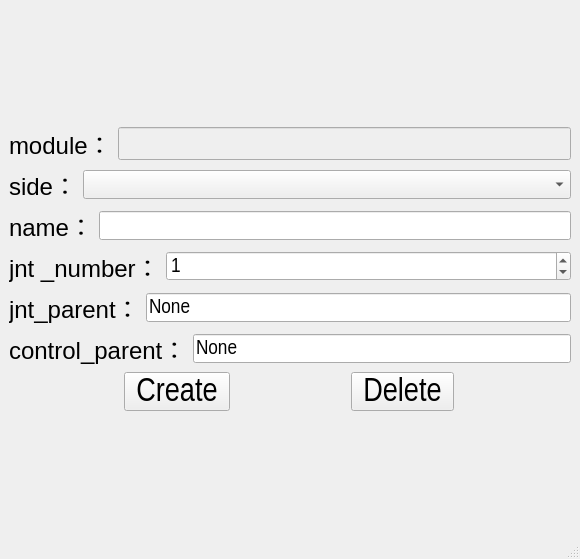
MuZiMuZi/muziToolset, file bind/ui/setup/base_ui.ui: the form before one commit.
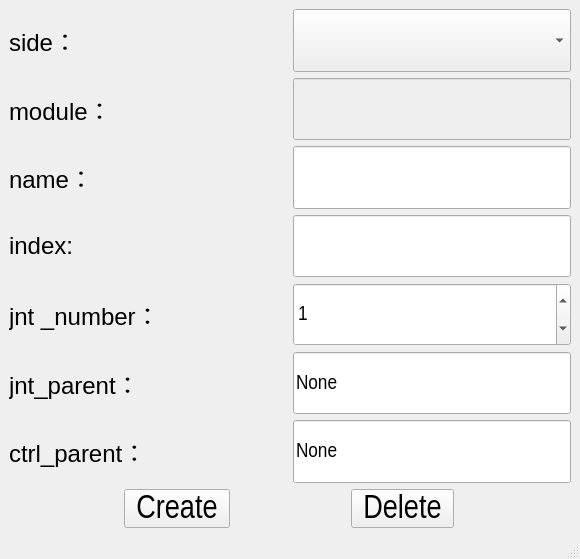
The form after the commit.

Commit message: 替换ctrl_parent

Patch:
```diff
--- a/bind/ui/setup/base_ui.ui
+++ b/bind/ui/setup/base_ui.ui
@@ -17,56 +17,12 @@
             <layout class="QVBoxLayout" name="verticalLayout_2">
                 <item>
                     <layout class="QVBoxLayout" name="verticalLayout">
-                        <item>
-                            <layout class="QHBoxLayout" name="horizontalLayout">
-                                <item>
-                                    <widget class="QLabel" name="label">
-                                        <property name="sizePolicy">
-                                            <sizepolicy hsizetype="Fixed" vsizetype="Fixed">
-                                                <horstretch>0</horstretch>
-                                                <verstretch>0</verstretch>
-                                            </sizepolicy>
-                                        </property>
-                                        <property name="font">
-                                            <font>
-                                                <pointsize>18</pointsize>
-                                                <kerning>true</kerning>
-                                            </font>
-                                        </property>
-                                        <property name="contextMenuPolicy">
-                                            <enum>Qt::PreventContextMenu</enum>
-                                        </property>
-                                        <property name="layoutDirection">
-                                            <enum>Qt::LeftToRight</enum>
-                                        </property>
-                                        <property name="text">
-                                            <string>module：</string>
-                                        </property>
-                                        <property name="alignment">
-                                            <set>Qt::AlignLeading|Qt::AlignLeft|Qt::AlignVCenter</set>
-                                        </property>
-                                    </widget>
-                                </item>
-                                <item>
-                                    <widget class="QLineEdit" name="module_edit">
-                                        <property name="enabled">
-                                            <bool>false</bool>
-                                        </property>
-                                        <property name="font">
-                                            <font>
-                                                <pointsize>16</pointsize>
-                                            </font>
-                                        </property>
-                                    </widget>
-                                </item>
-                            </layout>
-                        </item>
                         <item>
                             <layout class="QHBoxLayout" name="horizontalLayout_2">
                                 <item>
                                     <widget class="QLabel" name="side_label">
                                         <property name="sizePolicy">
-                                            <sizepolicy hsizetype="Fixed" vsizetype="Fixed">
+           <sizepolicy hsizetype="Preferred" vsizetype="Preferred">
                                                 <horstretch>0</horstretch>
                                                 <verstretch>0</verstretch>
                                             </sizepolicy>
@@ -99,7 +55,7 @@
                                 <item>
                                     <widget class="QComboBox" name="side_cbox">
                                         <property name="sizePolicy">
-                                            <sizepolicy hsizetype="Preferred" vsizetype="Fixed">
+           <sizepolicy hsizetype="Preferred" vsizetype="Preferred">
                                                 <horstretch>0</horstretch>
                                                 <verstretch>0</verstretch>
                                             </sizepolicy>
@@ -116,12 +72,62 @@
                                 </item>
                             </layout>
                         </item>
+      <item>
+       <layout class="QHBoxLayout" name="horizontalLayout">
+        <item>
+         <widget class="QLabel" name="label">
+          <property name="sizePolicy">
+           <sizepolicy hsizetype="Preferred" vsizetype="Preferred">
+            <horstretch>0</horstretch>
+            <verstretch>0</verstretch>
+           </sizepolicy>
+          </property>
+          <property name="font">
+           <font>
+            <pointsize>18</pointsize>
+            <kerning>true</kerning>
+           </font>
+          </property>
+          <property name="contextMenuPolicy">
+           <enum>Qt::PreventContextMenu</enum>
+          </property>
+          <property name="layoutDirection">
+           <enum>Qt::LeftToRight</enum>
+          </property>
+          <property name="text">
+           <string>module：</string>
+          </property>
+          <property name="alignment">
+           <set>Qt::AlignLeading|Qt::AlignLeft|Qt::AlignVCenter</set>
+          </property>
+         </widget>
+        </item>
+        <item>
+         <widget class="QLineEdit" name="module_edit">
+          <property name="enabled">
+           <bool>false</bool>
+          </property>
+          <property name="sizePolicy">
+           <sizepolicy hsizetype="Preferred" vsizetype="Preferred">
+            <horstretch>0</horstretch>
+            <verstretch>0</verstretch>
+           </sizepolicy>
+          </property>
+          <property name="font">
+           <font>
+            <pointsize>16</pointsize>
+           </font>
+          </property>
+         </widget>
+        </item>
+       </layout>
+      </item>
                         <item>
                             <layout class="QHBoxLayout" name="horizontalLayout_3">
                                 <item>
                                     <widget class="QLabel" name="label_4">
                                         <property name="sizePolicy">
-                                            <sizepolicy hsizetype="Fixed" vsizetype="Fixed">
+           <sizepolicy hsizetype="Preferred" vsizetype="Preferred">
                                                 <horstretch>0</horstretch>
                                                 <verstretch>0</verstretch>
                                             </sizepolicy>
@@ -147,6 +153,12 @@
                                 </item>
                                 <item>
                                     <widget class="QLineEdit" name="name_edit">
+          <property name="sizePolicy">
+           <sizepolicy hsizetype="Preferred" vsizetype="Preferred">
+            <horstretch>0</horstretch>
+            <verstretch>0</verstretch>
+           </sizepolicy>
+          </property>
                                         <property name="font">
                                             <font>
                                                 <family>Arial Narrow</family>
@@ -157,12 +169,44 @@
                                 </item>
                             </layout>
                         </item>
+      <item>
+       <layout class="QHBoxLayout" name="horizontalLayout_8">
+        <item>
+         <widget class="QLabel" name="index_label">
+          <property name="sizePolicy">
+           <sizepolicy hsizetype="Preferred" vsizetype="Preferred">
+            <horstretch>0</horstretch>
+            <verstretch>0</verstretch>
+           </sizepolicy>
+          </property>
+          <property name="font">
+           <font>
+            <pointsize>18</pointsize>
+           </font>
+          </property>
+          <property name="text">
+           <string>index:</string>
+          </property>
+         </widget>
+        </item>
+        <item>
+         <widget class="QLineEdit" name="lineEdit">
+          <property name="sizePolicy">
+           <sizepolicy hsizetype="Preferred" vsizetype="Preferred">
+            <horstretch>0</horstretch>
+            <verstretch>0</verstretch>
+           </sizepolicy>
+          </property>
+         </widget>
+        </item>
+       </layout>
+      </item>
                         <item>
                             <layout class="QHBoxLayout" name="horizontalLayout_4">
                                 <item>
                                     <widget class="QLabel" name="label_5">
                                         <property name="sizePolicy">
-                                            <sizepolicy hsizetype="Fixed" vsizetype="Fixed">
+           <sizepolicy hsizetype="Preferred" vsizetype="Preferred">
                                                 <horstretch>0</horstretch>
                                                 <verstretch>0</verstretch>
                                             </sizepolicy>
@@ -188,6 +232,12 @@
                                 </item>
                                 <item>
                                     <widget class="QSpinBox" name="jnt_number_sbox">
+          <property name="sizePolicy">
+           <sizepolicy hsizetype="Preferred" vsizetype="Preferred">
+            <horstretch>0</horstretch>
+            <verstretch>0</verstretch>
+           </sizepolicy>
+          </property>
                                         <property name="font">
                                             <font>
                                                 <family>Arial Narrow</family>
@@ -205,6 +255,12 @@
                             <layout class="QHBoxLayout" name="horizontalLayout_5">
                                 <item>
                                     <widget class="QLabel" name="label_6">
+          <property name="sizePolicy">
+           <sizepolicy hsizetype="Preferred" vsizetype="Preferred">
+            <horstretch>0</horstretch>
+            <verstretch>0</verstretch>
+           </sizepolicy>
+          </property>
                                         <property name="font">
                                             <font>
                                                 <pointsize>18</pointsize>
@@ -226,6 +282,12 @@
                                 </item>
                                 <item>
                                     <widget class="QLineEdit" name="jnt_parent_edit">
+          <property name="sizePolicy">
+           <sizepolicy hsizetype="Preferred" vsizetype="Preferred">
+            <horstretch>0</horstretch>
+            <verstretch>0</verstretch>
+           </sizepolicy>
+          </property>
                                         <property name="font">
                                             <font>
                                                 <family>Arial Narrow</family>
@@ -244,7 +306,7 @@
                                 <item>
                                     <widget class="QLabel" name="label_7">
                                         <property name="sizePolicy">
-                                            <sizepolicy hsizetype="Fixed" vsizetype="Fixed">
+           <sizepolicy hsizetype="Preferred" vsizetype="Preferred">
                                                 <horstretch>0</horstretch>
                                                 <verstretch>0</verstretch>
                                             </sizepolicy>
@@ -261,7 +323,7 @@
                                             <enum>Qt::LeftToRight</enum>
                                         </property>
                                         <property name="text">
-                                            <string>control_parent：</string>
+           <string>ctrl_parent：</string>
                                         </property>
                                         <property name="alignment">
                                             <set>Qt::AlignLeading|Qt::AlignLeft|Qt::AlignVCenter</set>
@@ -269,7 +331,13 @@
                                     </widget>
                                 </item>
                                 <item>
-                                    <widget class="QLineEdit" name="control_parent_edit">
+         <widget class="QLineEdit" name="ctrl_parent_edit">
+          <property name="sizePolicy">
+           <sizepolicy hsizetype="Preferred" vsizetype="Preferred">
+            <horstretch>0</horstretch>
+            <verstretch>0</verstretch>
+           </sizepolicy>
+          </property>
                                         <property name="font">
                                             <font>
                                                 <family>Arial Narrow</family>
```
Lines whose indentation alone changed are shown as unchanged. The commit also changes 47 other files.
